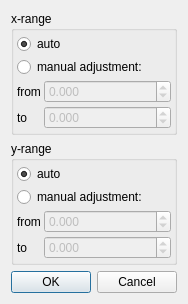
First picture: the form in itom1DQwtPlot/dialog1DScale.ui, repository itom-project/designerPlugins, before the edit.
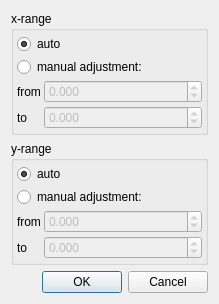
Second picture: the form after the edit.

Commit message: fix in itom1dQwtPlot: min/max values of dialog1DScale in itom1DQwtPlot is now adjusted to min/max of data type of displayed data object

What changed in the file:
```diff
--- a/itom1DQwtPlot/dialog1DScale.ui
+++ b/itom1DQwtPlot/dialog1DScale.ui
@@ -6,7 +6,7 @@
    <rect>
     <x>0</x>
     <y>0</y>
-    <width>174</width>
+    <width>219</width>
     <height>271</height>
    </rect>
   </property>
@@ -79,7 +79,7 @@
            <bool>false</bool>
           </property>
           <property name="sizePolicy">
-           <sizepolicy hsizetype="MinimumExpanding" vsizetype="Fixed">
+           <sizepolicy hsizetype="Preferred" vsizetype="Fixed">
             <horstretch>0</horstretch>
             <verstretch>0</verstretch>
            </sizepolicy>
@@ -97,6 +97,12 @@
         </item>
         <item row="1" column="0">
          <widget class="QLabel" name="label_2">
+          <property name="sizePolicy">
+           <sizepolicy hsizetype="Maximum" vsizetype="Preferred">
+            <horstretch>0</horstretch>
+            <verstretch>0</verstretch>
+           </sizepolicy>
+          </property>
           <property name="text">
            <string>to</string>
           </property>
@@ -110,6 +116,12 @@
           <property name="enabled">
            <bool>false</bool>
           </property>
+          <property name="sizePolicy">
+           <sizepolicy hsizetype="Preferred" vsizetype="Fixed">
+            <horstretch>0</horstretch>
+            <verstretch>0</verstretch>
+           </sizepolicy>
+          </property>
           <property name="decimals">
            <number>3</number>
           </property>
@@ -179,7 +191,7 @@
            <bool>false</bool>
           </property>
           <property name="sizePolicy">
-           <sizepolicy hsizetype="MinimumExpanding" vsizetype="Fixed">
+           <sizepolicy hsizetype="Preferred" vsizetype="Fixed">
             <horstretch>0</horstretch>
             <verstretch>0</verstretch>
            </sizepolicy>
@@ -197,6 +209,12 @@
         </item>
         <item row="1" column="0">
          <widget class="QLabel" name="label_4">
+          <property name="sizePolicy">
+           <sizepolicy hsizetype="Maximum" vsizetype="Preferred">
+            <horstretch>0</horstretch>
+            <verstretch>0</verstretch>
+           </sizepolicy>
+          </property>
           <property name="text">
            <string>to</string>
           </property>
@@ -210,6 +228,12 @@
           <property name="enabled">
            <bool>false</bool>
           </property>
+          <property name="sizePolicy">
+           <sizepolicy hsizetype="Preferred" vsizetype="Fixed">
+            <horstretch>0</horstretch>
+            <verstretch>0</verstretch>
+           </sizepolicy>
+          </property>
           <property name="decimals">
            <number>3</number>
           </property>
```
Left out of the diff: 37 changed lines with no effect on the pictures. The commit also changes 1 other file.
